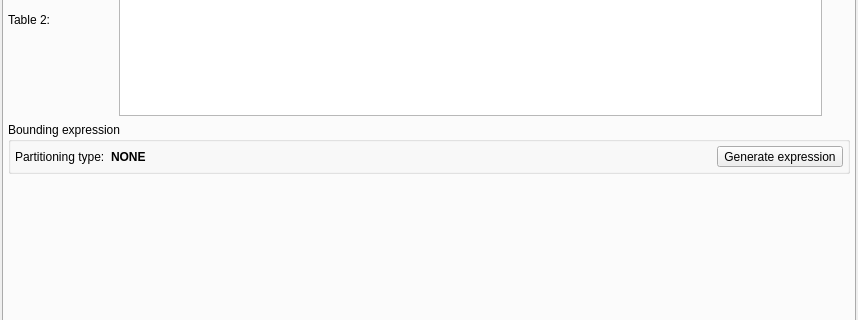
Qt form libpgmodeler_ui/ui/relationshipwidget.ui (pgmodeler/pgmodeler) before a commit; both pictures show x 0 to 858 and y 414 to 734 of the 858 by 1251 pixel window.
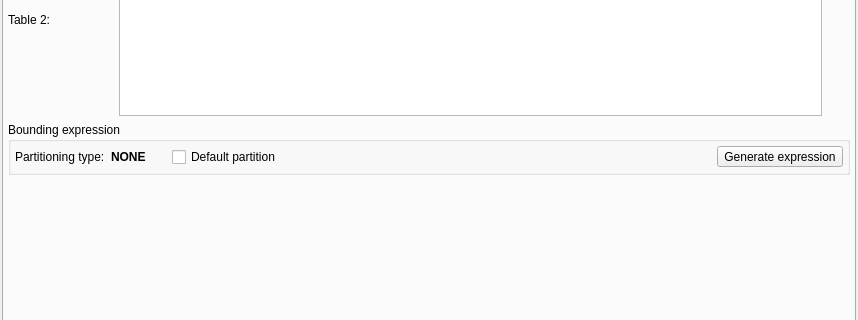
The same form after that commit. Icons and pictures are not drawn.

The edit to the form file:
```diff
--- a/libpgmodeler_ui/ui/relationshipwidget.ui
+++ b/libpgmodeler_ui/ui/relationshipwidget.ui
@@ -623,7 +623,7 @@
                <enum>Qt::Horizontal</enum>
               </property>
               <property name="sizeType">
-               <enum>QSizePolicy::Expanding</enum>
+               <enum>QSizePolicy::Fixed</enum>
               </property>
               <property name="sizeHint" stdset="0">
                <size>
@@ -633,6 +633,48 @@
               </property>
              </spacer>
             </item>
+            <item>
+             <widget class="QCheckBox" name="default_part_chk">
+              <property name="text">
+               <string>Default partition</string>
+              </property>
+             </widget>
+            </item>
+            <item>
+             <widget class="QWidget" name="default_part_hint" native="true">
+              <property name="sizePolicy">
+               <sizepolicy hsizetype="Fixed" vsizetype="Fixed">
+                <horstretch>0</horstretch>
+                <verstretch>0</verstretch>
+               </sizepolicy>
+              </property>
+              <property name="minimumSize">
+               <size>
+                <width>22</width>
+                <height>22</height>
+               </size>
+              </property>
+              <property name="maximumSize">
+               <size>
+                <width>22</width>
+                <height>22</height>
+               </size>
+              </property>
+             </widget>
+            </item>
+            <item>
+             <spacer name="horizontalSpacer_2">
+              <property name="orientation">
+               <enum>Qt::Horizontal</enum>
+              </property>
+              <property name="sizeHint" stdset="0">
+               <size>
+                <width>40</width>
+                <height>20</height>
+               </size>
+              </property>
+             </spacer>
+            </item>
             <item>
              <widget class="QToolButton" name="gen_bound_expr_tb">
               <property name="toolTip">
```
